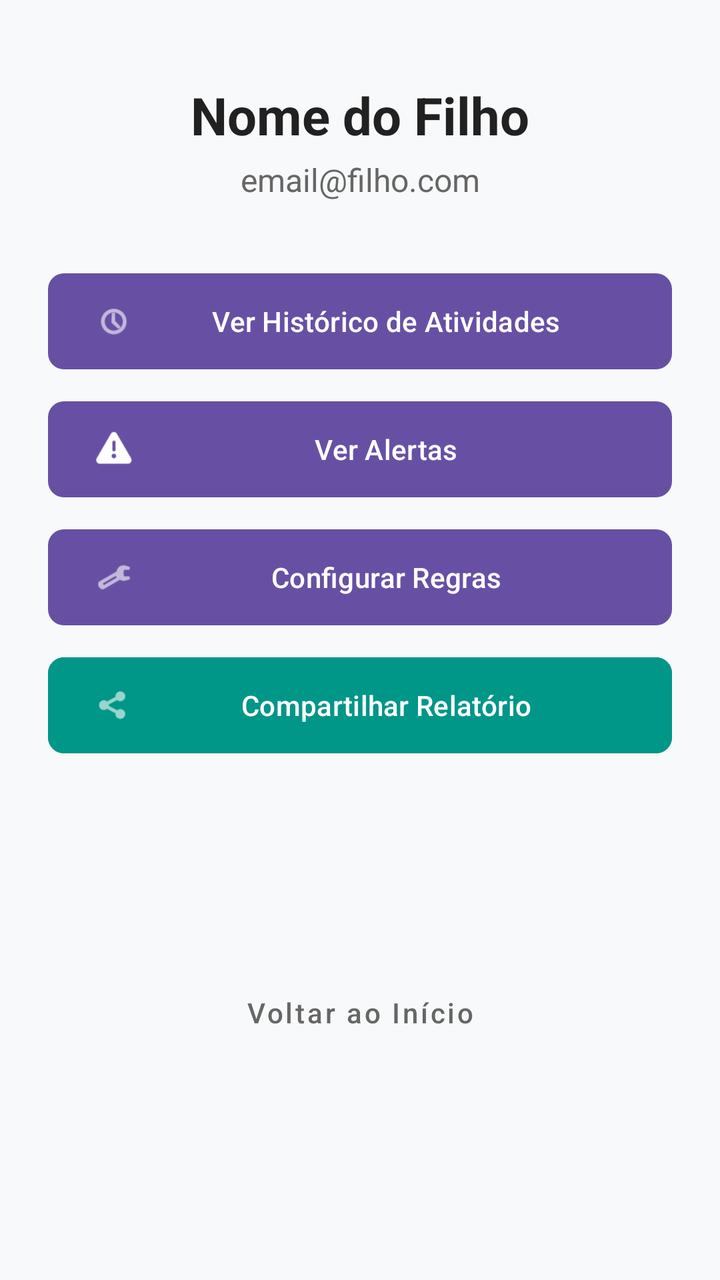
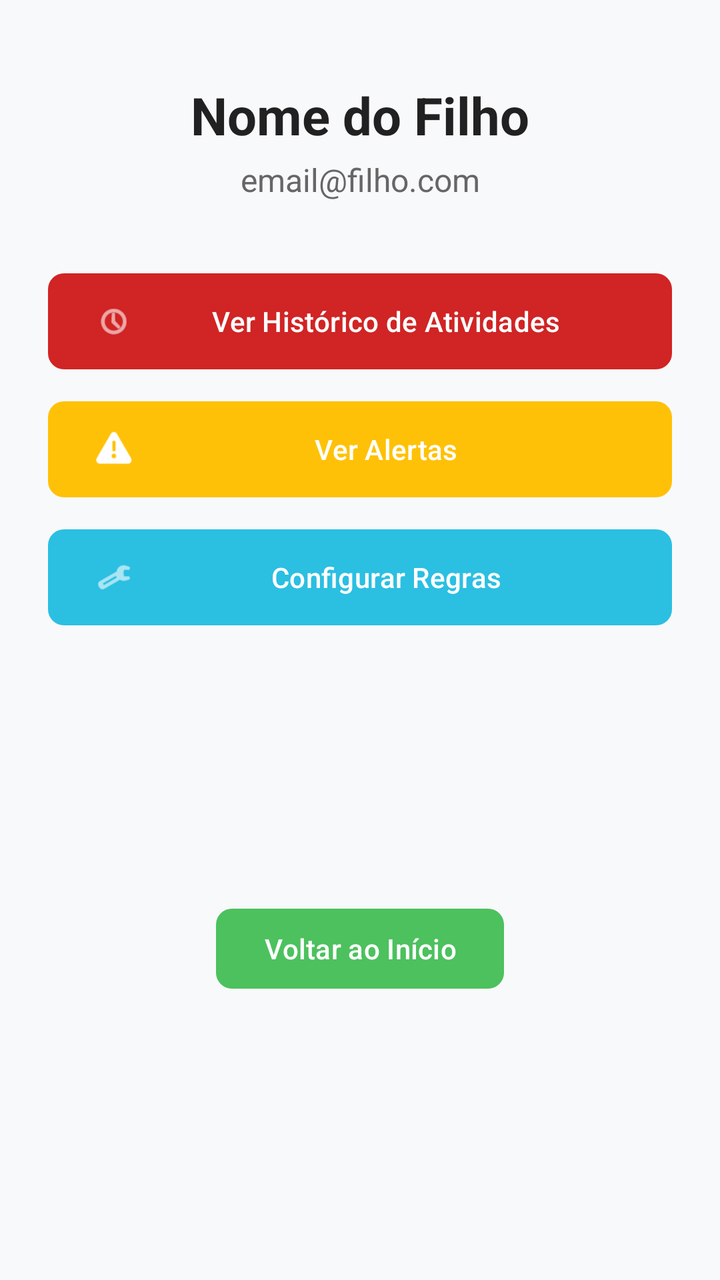

Compare the two renders of this Android layout. The source of the first and the diff that turns it into the second are given below.
<!-- AndroidManifest.xml: application theme Theme.Supervisionador -->
<!-- res/layout/activity_detalhes_filho.xml -->
<?xml version="1.0" encoding="utf-8"?>
<ScrollView xmlns:android="http://schemas.android.com/apk/res/android"
    xmlns:app="http://schemas.android.com/apk/res-auto"
    xmlns:tools="http://schemas.android.com/tools"
    android:layout_width="match_parent"
    android:layout_height="match_parent"
    android:fillViewport="true"
    android:background="#F8F9FA">

    <androidx.constraintlayout.widget.ConstraintLayout
        android:layout_width="match_parent"
        android:layout_height="wrap_content"
        android:padding="24dp">

        <TextView
            android:id="@+id/txtNomeDetalhes"
            android:layout_width="0dp"
            android:layout_height="wrap_content"
            android:layout_marginTop="16dp"
            android:text="Nome do Filho"
            android:textColor="#212121"
            android:textSize="26sp"
            android:textStyle="bold"
            android:gravity="center"
            app:layout_constraintEnd_toEndOf="parent"
            app:layout_constraintStart_toStartOf="parent"
            app:layout_constraintTop_toTopOf="parent" />

        <TextView
            android:id="@+id/txtEmailDetalhes"
            android:layout_width="0dp"
            android:layout_height="wrap_content"
            android:layout_marginTop="4dp"
            android:text="email@filho.com"
            android:textColor="#666666"
            android:textSize="16sp"
            android:gravity="center"
            app:layout_constraintEnd_toEndOf="parent"
            app:layout_constraintStart_toStartOf="parent"
            app:layout_constraintTop_toBottomOf="@id/txtNomeDetalhes" />

        <LinearLayout
            android:id="@+id/layoutAcoes"
            android:layout_width="0dp"
            android:layout_height="wrap_content"
            android:layout_marginTop="32dp"
            android:orientation="vertical"
            app:layout_constraintEnd_toEndOf="parent"
            app:layout_constraintStart_toStartOf="parent"
            app:layout_constraintTop_toBottomOf="@id/txtEmailDetalhes">

            <com.google.android.material.button.MaterialButton
                android:id="@+id/btnVerHistorico"
                android:layout_width="match_parent"
                android:layout_height="56dp"
                android:layout_marginBottom="8dp"
                android:text="Ver Histórico de Atividades"
                android:textAllCaps="false"
                app:cornerRadius="8dp"
                app:icon="@android:drawable/ic_menu_recent_history" />

            <com.google.android.material.button.MaterialButton
                android:id="@+id/btnVerAlertasFilho"
                android:layout_width="match_parent"
                android:layout_height="56dp"
                android:layout_marginBottom="8dp"
                android:text="Ver Alertas"
                android:textAllCaps="false"
                app:cornerRadius="8dp"
                app:icon="@android:drawable/ic_dialog_alert" />

            <com.google.android.material.button.MaterialButton
                android:id="@+id/btnCriarRegra"
                android:layout_width="match_parent"
                android:layout_height="56dp"
                android:layout_marginBottom="8dp"
                android:text="Configurar Regras"
                android:textAllCaps="false"
                app:cornerRadius="8dp"
                app:icon="@android:drawable/ic_menu_manage" />

            <com.google.android.material.button.MaterialButton
                android:id="@+id/btnGerarRelatorio"
                android:layout_width="match_parent"
                android:layout_height="56dp"
                android:layout_marginBottom="8dp"
                android:backgroundTint="#009688"
                android:text="Compartilhar Relatório"
                android:textAllCaps="false"
                app:cornerRadius="8dp"
                app:icon="@android:drawable/ic_menu_share" />

        </LinearLayout>

        <com.google.android.material.button.MaterialButton
            android:id="@+id/btnVoltarDetalhes"
            style="@style/Widget.MaterialComponents.Button.TextButton"
            android:layout_width="wrap_content"
            android:layout_height="wrap_content"
            android:layout_marginTop="24dp"
            android:layout_marginBottom="16dp"
            android:text="Voltar ao Início"
            android:textAllCaps="false"
            android:textColor="#666666"
            app:layout_constraintBottom_toBottomOf="parent"
            app:layout_constraintEnd_toEndOf="parent"
            app:layout_constraintStart_toStartOf="parent"
            app:layout_constraintTop_toBottomOf="@id/layoutAcoes" />

    </androidx.constraintlayout.widget.ConstraintLayout>
</ScrollView>
<!-- resources referenced by this layout -->
<resources>
  <style name="Theme.Supervisionador" parent="Base.Theme.Supervisionador" />
  <style name="Base.Theme.Supervisionador" parent="Theme.Material3.DayNight.NoActionBar">
          
          
      </style>
</resources>

<!-- the commit's change to res/layout/activity_detalhes_filho.xml (unified diff, before → after) -->
@@ -4,8 +4,8 @@
     xmlns:tools="http://schemas.android.com/tools"
     android:layout_width="match_parent"
     android:layout_height="match_parent"
-    android:fillViewport="true"
-    android:background="#F8F9FA">
+    android:background="#F8F9FA"
+    android:fillViewport="true">
 
     <androidx.constraintlayout.widget.ConstraintLayout
         android:layout_width="match_parent"
@@ -17,11 +17,11 @@
             android:layout_width="0dp"
             android:layout_height="wrap_content"
             android:layout_marginTop="16dp"
+            android:gravity="center"
             android:text="Nome do Filho"
             android:textColor="#212121"
             android:textSize="26sp"
             android:textStyle="bold"
-            android:gravity="center"
             app:layout_constraintEnd_toEndOf="parent"
             app:layout_constraintStart_toStartOf="parent"
             app:layout_constraintTop_toTopOf="parent" />
@@ -31,10 +31,10 @@
             android:layout_width="0dp"
             android:layout_height="wrap_content"
             android:layout_marginTop="4dp"
+            android:gravity="center"
             android:text="email@filho.com"
             android:textColor="#666666"
             android:textSize="16sp"
-            android:gravity="center"
             app:layout_constraintEnd_toEndOf="parent"
             app:layout_constraintStart_toStartOf="parent"
             app:layout_constraintTop_toBottomOf="@id/txtNomeDetalhes" />
@@ -56,6 +56,7 @@
                 android:layout_marginBottom="8dp"
                 android:text="Ver Histórico de Atividades"
                 android:textAllCaps="false"
+                app:backgroundTint="#D12424"
                 app:cornerRadius="8dp"
                 app:icon="@android:drawable/ic_menu_recent_history" />
 
@@ -66,42 +67,34 @@
                 android:layout_marginBottom="8dp"
                 android:text="Ver Alertas"
                 android:textAllCaps="false"
+                app:backgroundTint="#FFC107"
                 app:cornerRadius="8dp"
                 app:icon="@android:drawable/ic_dialog_alert" />
 
             <com.google.android.material.button.MaterialButton
-                android:id="@+id/btnCriarRegra"
+                android:id="@+id/btnGerenciarRegras"
                 android:layout_width="match_parent"
                 android:layout_height="56dp"
                 android:layout_marginBottom="8dp"
                 android:text="Configurar Regras"
                 android:textAllCaps="false"
+                app:backgroundTint="#2BBFE2"
                 app:cornerRadius="8dp"
                 app:icon="@android:drawable/ic_menu_manage" />
-
-            <com.google.android.material.button.MaterialButton
-                android:id="@+id/btnGerarRelatorio"
-                android:layout_width="match_parent"
-                android:layout_height="56dp"
-                android:layout_marginBottom="8dp"
-                android:backgroundTint="#009688"
-                android:text="Compartilhar Relatório"
-                android:textAllCaps="false"
-                app:cornerRadius="8dp"
-                app:icon="@android:drawable/ic_menu_share" />
 
         </LinearLayout>
 
         <com.google.android.material.button.MaterialButton
             android:id="@+id/btnVoltarDetalhes"
-            style="@style/Widget.MaterialComponents.Button.TextButton"
             android:layout_width="wrap_content"
             android:layout_height="wrap_content"
             android:layout_marginTop="24dp"
             android:layout_marginBottom="16dp"
             android:text="Voltar ao Início"
             android:textAllCaps="false"
-            android:textColor="#666666"
+            android:textColor="#FFFFFF"
+            app:backgroundTint="#4CC15E"
+            app:cornerRadius="8dp"
             app:layout_constraintBottom_toBottomOf="parent"
             app:layout_constraintEnd_toEndOf="parent"
             app:layout_constraintStart_toStartOf="parent"
